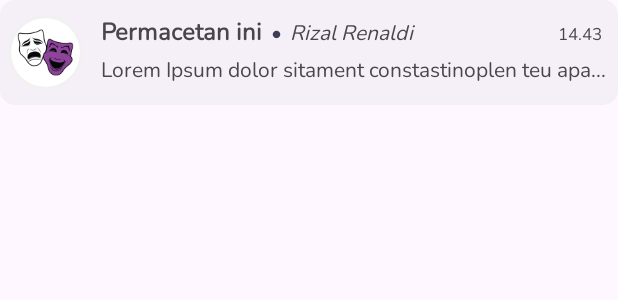
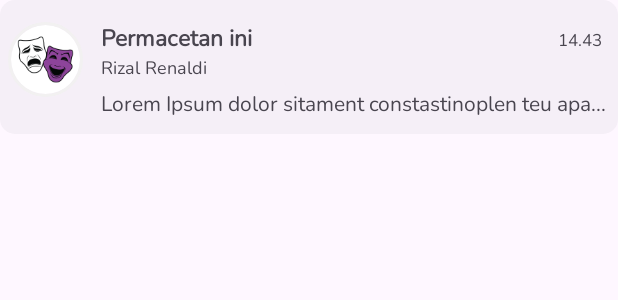
Before and after one commit to supimadi/answerme, an Android app built with Jetpack Compose: the layout post_item.xml on its own in the app's theme, with its tools: preview values and no code run, on a phone screen of 412 x 824 dp. Shown: the top 300 px of the screen. Run offline under Robolectric (Android 15) with nearby library versions, the phone set to English and light mode, and no system bars.

```diff
--- a/app/src/main/java/org/d3if3038/answerme/adapter/CommentAdapter.kt
+++ b/app/src/main/java/org/d3if3038/answerme/adapter/CommentAdapter.kt
@@ -49,7 +49,6 @@ class CommentAdapter : ListAdapter<Comment, CommentAdapter.ViewHolder>(DIFF_CALL
             this.author.text = item.username
             this.postText.text = item.commentText
 
-            this.separator.visibility = View.GONE
             this.title.visibility = View.GONE
 
             val dateDiff =  TimeUnit.DAYS.convert(
--- a/app/src/main/java/org/d3if3038/answerme/model/FetchStatus.kt
+++ b/app/src/main/java/org/d3if3038/answerme/model/FetchStatus.kt
@@ -1,3 +1,3 @@
 package org.d3if3038.answerme.model
 
-enum class FetchStatus { SUCCESS, FAILED, LOADING }
+enum class FetchStatus { SUCCESS, FAILED, LOADING, PENDING }
--- a/app/src/main/java/org/d3if3038/answerme/ui/comment/CommentActivity.kt
+++ b/app/src/main/java/org/d3if3038/answerme/ui/comment/CommentActivity.kt
@@ -38,16 +38,10 @@ class CommentActivity : AppCompatActivity() {
 
         with(binding) {
             commentRecycleView.adapter = commentAdapter
-            commentRecycleView.isNestedScrollingEnabled = false
             topBar.topAppBar.setNavigationIcon(R.drawable.baseline_close_24)
             topBar.topAppBar.setNavigationOnClickListener { finish() }
 
             commentInputHint.setEndIconOnClickListener { postComment() }
-        }
-
-
-        binding.commentRecycleView.setOnScrollChangeListener { view, i, i2, i3, i4 ->
-            Log.d("SCROLL_VALUE", "${i}, ${i2}, ${i3}, ${i4}")
         }
 
         viewModel.getPost().observe(this) { updatePostUI(it) }
--- a/app/src/main/java/org/d3if3038/answerme/ui/feeds/FeedsViewModel.kt
+++ b/app/src/main/java/org/d3if3038/answerme/ui/feeds/FeedsViewModel.kt
@@ -6,6 +6,7 @@ import androidx.lifecycle.ViewModel
 import androidx.lifecycle.viewModelScope
 import com.google.android.gms.tasks.Task
 import com.google.firebase.firestore.CollectionReference
+import com.google.firebase.firestore.Query
 import com.google.firebase.firestore.QuerySnapshot
 import com.google.firebase.firestore.ktx.firestore
 import com.google.firebase.ktx.Firebase
@@ -85,7 +86,9 @@ class FeedsViewModel : ViewModel() {
         }
     }
 
-    private fun fetchQuestion(firebaseCollection: CollectionReference) = firebaseCollection.get()
+    private fun fetchQuestion(firebaseCollection: CollectionReference) = firebaseCollection
+        .orderBy("timeStamp", Query.Direction.DESCENDING)
+        .get()
 
     private fun fetchQuestion(
         firebaseCollection: CollectionReference,
@@ -94,6 +97,7 @@ class FeedsViewModel : ViewModel() {
 
         return firebaseCollection
             .whereArrayContainsAny("genres", category)
+            .orderBy("timeStamp", Query.Direction.DESCENDING)
             .get()
 
     }
--- a/app/src/main/res/layout/post_item.xml
+++ b/app/src/main/res/layout/post_item.xml
@@ -5,7 +5,7 @@
     android:layout_marginBottom="16dp"
     android:background="@drawable/round_border"
     android:paddingHorizontal="5dp"
-    android:paddingVertical="10dp"
+    android:paddingBottom="10dp"
     android:id="@+id/postContainer"
     xmlns:tools="http://schemas.android.com/tools"
     xmlns:app="http://schemas.android.com/apk/res-auto">
@@ -23,47 +23,45 @@
 
     <LinearLayout
         android:id="@+id/authorLayout"
+        android:layout_marginStart="12dp"
         android:layout_width="0dp"
-        android:layout_marginStart="12dp"
         android:layout_height="wrap_content"
-        android:orientation="horizontal"
+        android:orientation="vertical"
         app:layout_constraintEnd_toEndOf="parent"
         app:layout_constraintTop_toTopOf="@id/profileImage"
         app:layout_constraintStart_toEndOf="@+id/profileImage">
 
-        <TextView
-            android:id="@+id/title"
-            android:layout_width="wrap_content"
-            android:layout_height="wrap_content"
-            android:fontFamily="@font/inter_bold"
-            android:textStyle="bold"
-            android:textSize="16sp"
-            tools:text="Permacetan ini" />
+        <LinearLayout
+            android:layout_width="match_parent"
+            android:layout_height="wrap_content">
 
-        <TextView
-            android:id="@+id/separator"
-            android:layout_width="wrap_content"
-            android:layout_height="wrap_content"
-            android:layout_marginHorizontal="5dp"
-            android:text="@string/middle_dot"
-            android:textColor="?attr/colorOnPrimary" />
+            <TextView
+                android:id="@+id/title"
+                android:layout_width="0dp"
+                android:layout_height="wrap_content"
+                android:layout_weight="1"
+                android:fontFamily="@font/inter_bold"
+                android:textStyle="bold"
+                android:textSize="15sp"
+                tools:text="Permacetan ini" />
+
+            <TextView
+                android:id="@+id/timeStampText"
+                android:layout_width="wrap_content"
+                android:layout_height="wrap_content"
+                android:layout_marginEnd="5dp"
+                android:textSize="11sp"
+                tools:text="14.43" />
+
+        </LinearLayout>
 
         <TextView
             android:id="@+id/author"
-            android:layout_width="0dp"
-            android:layout_height="wrap_content"
-            android:layout_weight="1"
-            android:fontFamily="@font/inter"
-            android:textStyle="italic"
-            tools:text="Rizal Renaldi" />
-
-        <TextView
-            android:id="@+id/timeStampText"
+            android:textSize="12sp"
             android:layout_width="wrap_content"
             android:layout_height="wrap_content"
-            android:layout_marginHorizontal="5dp"
-            android:textSize="11sp"
-            android:text="14.43" />
+            android:fontFamily="@font/inter"
+            tools:text="Rizal Renaldi" />
 
     </LinearLayout>
 
@@ -71,7 +69,7 @@
         android:id="@+id/postText"
         android:layout_width="0dp"
         android:layout_marginStart="12dp"
-        android:layout_marginTop="4dp"
+        android:layout_marginTop="5dp"
         android:fontFamily="@font/inter"
         android:layout_height="wrap_content"
         android:singleLine="true"
--- a/app/src/main/res/navigation/navigation.xml
+++ b/app/src/main/res/navigation/navigation.xml
@@ -12,7 +12,8 @@
         tools:layout="@layout/fragment_feeds">
         <action
             android:id="@+id/action_feedPages_to_commentActivity"
-            app:destination="@id/commentActivity" />
+            app:destination="@id/commentActivity"
+            app:popUpTo="@id/feedPages" />
         <action
             android:id="@+id/action_feedPages_to_createQuestionActivity"
             app:destination="@id/createQuestionActivity" />
@@ -31,7 +32,8 @@
         tools:layout="@layout/fragment_my_question">
         <action
             android:id="@+id/action_myQuestionPage_to_commentActivity"
-            app:destination="@id/commentActivity" />
+            app:destination="@id/commentActivity"
+            app:popUpTo="@id/myQuestionPage" />
     </fragment>
 
 
--- a/app/src/main/res/values/colors.xml
+++ b/app/src/main/res/values/colors.xml
@@ -13,6 +13,8 @@
 
     <color name="transparent">#00000000</color>
 
+    <color name="yellow_100">#FAF9C9</color>
+
     <color name="red_200">#E8909E</color>
     <color name="red_500">#EC4B66</color>
     <color name="red_700">#69212D</color>
--- a/app/src/main/res/values/themes.xml
+++ b/app/src/main/res/values/themes.xml
@@ -2,7 +2,8 @@
     <!-- Base application theme. -->
 <!--    <style name="Theme.AnswerMe" parent="Theme.MaterialComponents.DayNight.DarkActionBar">-->
     <style name="Theme.AnswerMe" parent="Theme.Material3.DayNight.NoActionBar">
-        <item name="android:windowContentTransitions">true</item>
+        <item name="android:windowContentTransitions">false</item>
+
         <!-- Primary brand color. -->
         <item name="colorPrimary">@color/teal_500</item>
         <item name="colorPrimaryVariant">@color/teal_700</item>
```
Also changed, not shown: app/src/main/java/org/d3if3038/answerme/MainActivity.kt (+14 -16 lines), app/src/main/java/org/d3if3038/answerme/service/CommentNotifService.kt (+7 -5 lines), app/src/main/java/org/d3if3038/answerme/ui/createquestion/CreateQuestionActivity.kt (+11 -15 lines), app/src/main/java/org/d3if3038/answerme/ui/createquestion/CreateQuestionViewModel.kt (+8 -0 lines), app/src/main/java/org/d3if3038/answerme/ui/feeds/FeedsFragment.kt (+20 -7 lines), app/src/main/res/layout/activity_create_question.xml (+8 -0 lines).
